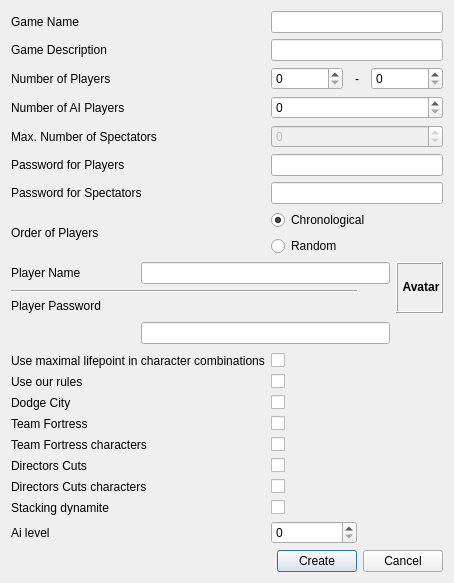
Qt form src/kbang_client/creategamedialog.ui (szaialt/kbang1) before a commit.
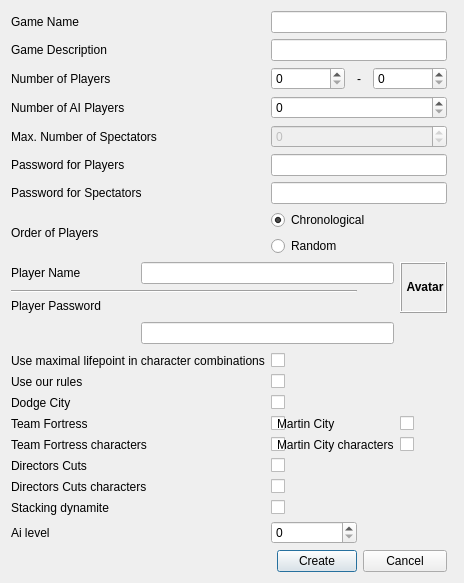
The same form after that commit. Custom widgets are drawn as their Qt base class.

Commit message: Some characters of Martin City added.

```diff
--- a/src/kbang_client/creategamedialog.ui
+++ b/src/kbang_client/creategamedialog.ui
@@ -403,6 +403,34 @@
      </property>
     </widget>
    </item>
+   <item row="21" column="5" colspan="2">
+    <widget class="QCheckBox" name="checkMartinCity">
+    </widget>
+   </item>
+   <item row="21" column="3" colspan="2">
+    <widget class="QLabel" name="labelMartinCity">
+     <property name="text">
+      <string>Martin City</string>
+     </property>
+     <property name="buddy">
+      <cstring>checkMartinCity</cstring>
+     </property>
+    </widget>
+   </item>
+   <item row="22" column="5" colspan="2">
+    <widget class="QCheckBox" name="checkMartinCityCharacters">
+    </widget>
+   </item>
+   <item row="22" column="3" colspan="2">
+    <widget class="QLabel" name="labelMartinCityCharacters">
+     <property name="text">
+      <string>Martin City characters</string>
+     </property>
+     <property name="buddy">
+      <cstring>checkMartinCityCharacters</cstring>
+     </property>
+    </widget>
+   </item>
    <item row="23" column="2" colspan="2">
     <widget class="QCheckBox" name="checkDirectorsCuts">
     </widget>
```
Left out of the diff: 4 changed lines with no effect on the pictures. The commit also changes 82 other files.
